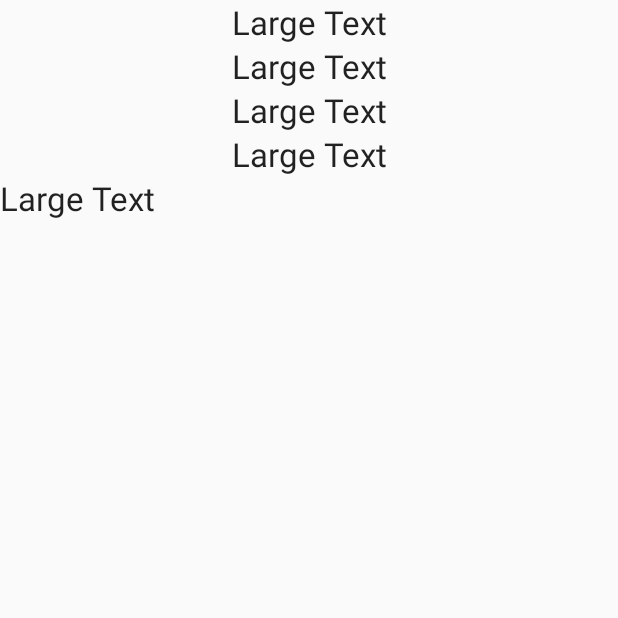
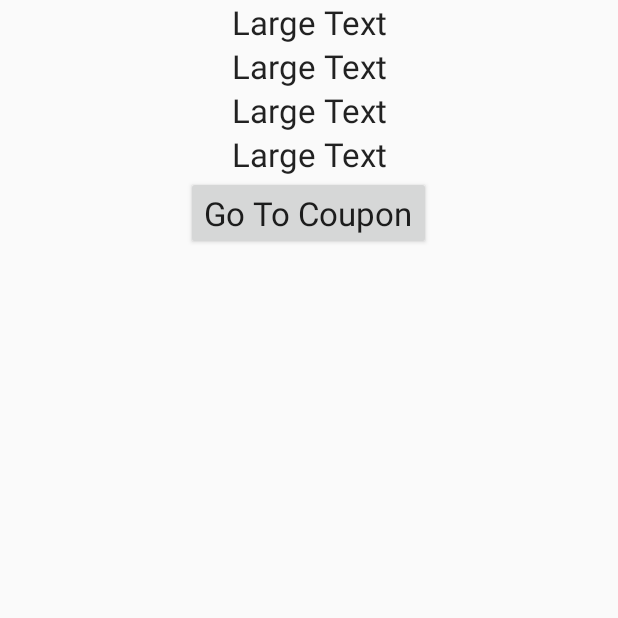
Before and after one commit to saipathuri/Clipper, an Android app: the CouponInfo screen opened directly, with no data from a screen before it, on a phone screen of 412 x 824 dp, the top half of it. Run offline under Robolectric (Android 15) with nearby library versions, the phone set to English and light mode, and no system bars; 5 statements that could not run were skipped.

Commit message:
created button for coupon, linked to web view

```diff
--- a/app/src/main/java/com/example/momin/clipper/CouponInfo.java
+++ b/app/src/main/java/com/example/momin/clipper/CouponInfo.java
@@ -1,9 +1,12 @@
 package com.example.momin.clipper;
 
+import android.content.Intent;
 import android.graphics.Color;
 import android.os.Bundle;
 import android.support.v7.app.AppCompatActivity;
 import android.text.util.Linkify;
+import android.view.View;
+import android.widget.Button;
 import android.widget.LinearLayout;
 import android.widget.TextView;
 import android.widget.LinearLayout.*;
@@ -38,9 +41,20 @@ public class CouponInfo extends AppCompatActivity {
         dealName.setText("Money saved: $" + String.format("%.2f",(display.getDealSavings())));
 
         TextView dealURL = new TextView(this);
-        dealURL = (TextView) findViewById(R.id.dealURL);
-        dealURL.setText("Get the deal here: " + display.getUrl());
-        Linkify.addLinks(dealURL, Linkify.WEB_URLS);
+
+        Button btn = (Button) findViewById(R.id.loadCoupon);
+        btn.setOnClickListener(new View.OnClickListener() {
+
+            public void onClick(View v) {
+                Intent intent = new Intent("com.example.momin.clipper.ACTIONBROWSE");
+                intent.putExtra("URL", display.getUrl());
+                startActivity(intent);
+            }
+                               });
+
+//        dealURL = (TextView) findViewById(R.id.dealURL);
+//        dealURL.setText("Get the deal here: " + display.getUrl());
+//        Linkify.addLinks(dealURL, Linkify.WEB_URLS);
     }
 
 
--- a/app/src/main/res/layout/coupon_info_activity.xml
+++ b/app/src/main/res/layout/coupon_info_activity.xml
@@ -39,11 +39,11 @@
         android:id="@+id/dealMoneySaved"
         android:gravity="center"/>
 
-    <TextView
-        android:layout_width="match_parent"
+    <Button
+        android:layout_width="wrap_content"
         android:layout_height="wrap_content"
+        android:id="@+id/loadCoupon"
+        android:text="Go To Coupon"
         android:textAppearance="?android:attr/textAppearanceLarge"
-        android:text="Large Text"
-        android:id="@+id/dealURL"
-         />
+        android:layout_gravity="center_horizontal"/>
 </LinearLayout>
```
